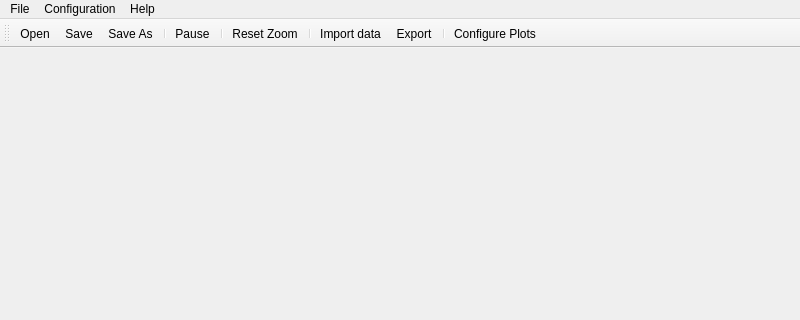
Above: ui/MainWindow.ui from skhelladi/RTPlotter before the change; both pictures show x 0 to 800 and y 0 to 320 of the 800 by 600 pixel window. Below: the same form after it.
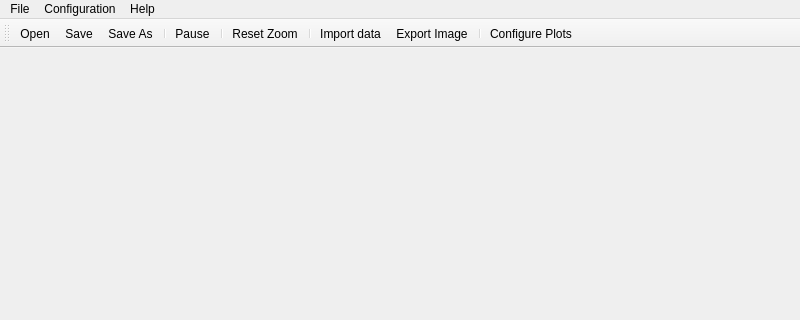
That is the form after the change. Icons and pictures are not drawn.

Commit message: Improve some esthetic aspects of the application

The edit to the form file:
```diff
--- a/ui/MainWindow.ui
+++ b/ui/MainWindow.ui
@@ -141,7 +141,7 @@
     </iconset>
    </property>
    <property name="text">
-    <string>Export</string>
+    <string>Export Image...</string>
    </property>
   </action>
   <action name="actionOpenProject">
```
The commit also changes 2 other files.
